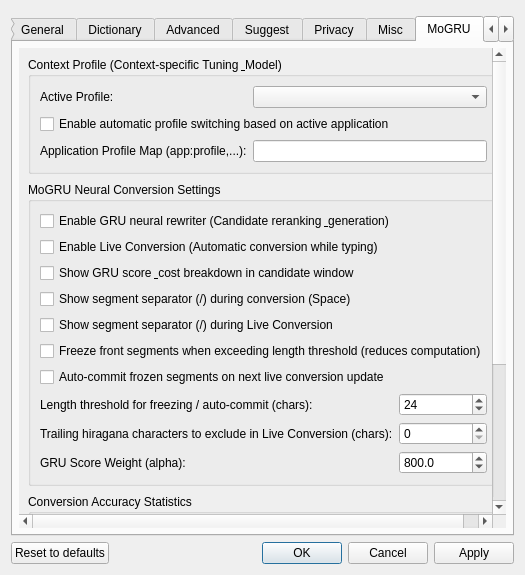
First picture: the form in src/gui/config_dialog/config_dialog.ui, repository lambda-haru/MoGRU, before the edit.
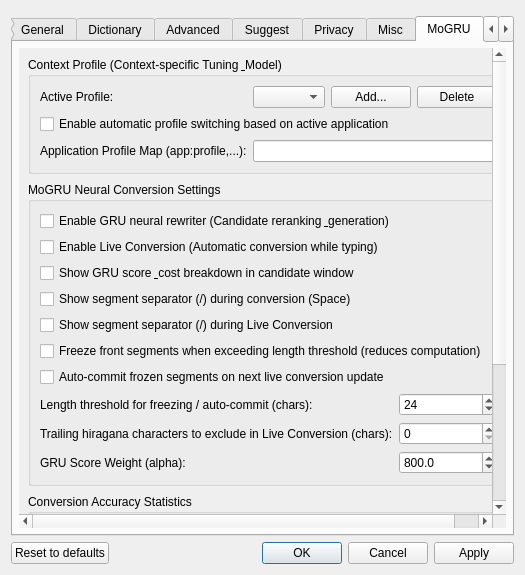
Second picture: the form after the edit. The open tabs and pages were chosen to show the change. Custom widgets are drawn as their Qt base class.

Commit message: feat: Enhance profile management with custom profile addition and deletion

```diff
--- a/src/gui/config_dialog/config_dialog.ui
+++ b/src/gui/config_dialog/config_dialog.ui
@@ -1767,7 +1767,32 @@
                  </widget>
                 </item>
                 <item row="0" column="1">
-                 <widget class="QComboBox" name="gruProfileComboBox"/>
+                 <layout class="QHBoxLayout" name="gruProfileSelectLayout">
+                  <item>
+                   <widget class="QComboBox" name="gruProfileComboBox">
+                    <property name="sizePolicy">
+                     <sizepolicy hsizetype="Expanding" vsizetype="Fixed">
+                      <horstretch>1</horstretch>
+                      <verstretch>0</verstretch>
+                     </sizepolicy>
+                    </property>
+                   </widget>
+                  </item>
+                  <item>
+                   <widget class="QPushButton" name="addGruProfileButton">
+                    <property name="text">
+                     <string>Add...</string>
+                    </property>
+                   </widget>
+                  </item>
+                  <item>
+                   <widget class="QPushButton" name="deleteGruProfileButton">
+                    <property name="text">
+                     <string>Delete</string>
+                    </property>
+                   </widget>
+                  </item>
+                 </layout>
                 </item>
                 <item row="1" column="0" colspan="2">
                  <widget class="QCheckBox" name="enableAppProfileSwitchingCheckBox">
```
The commit also changes 8 other files.
